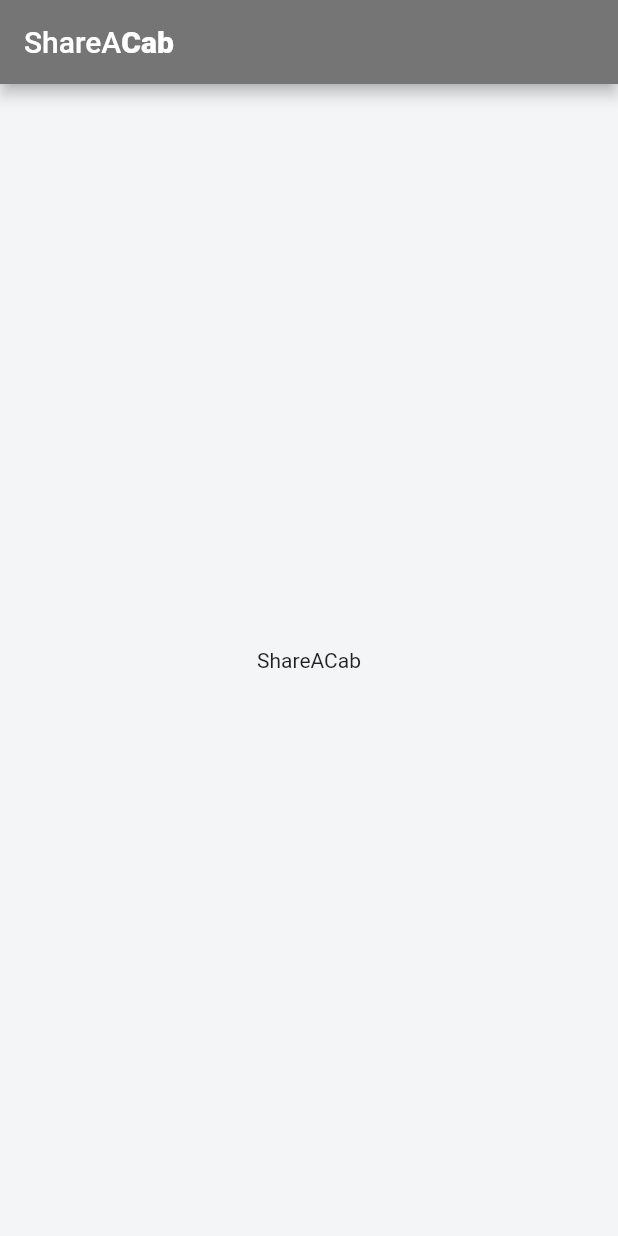
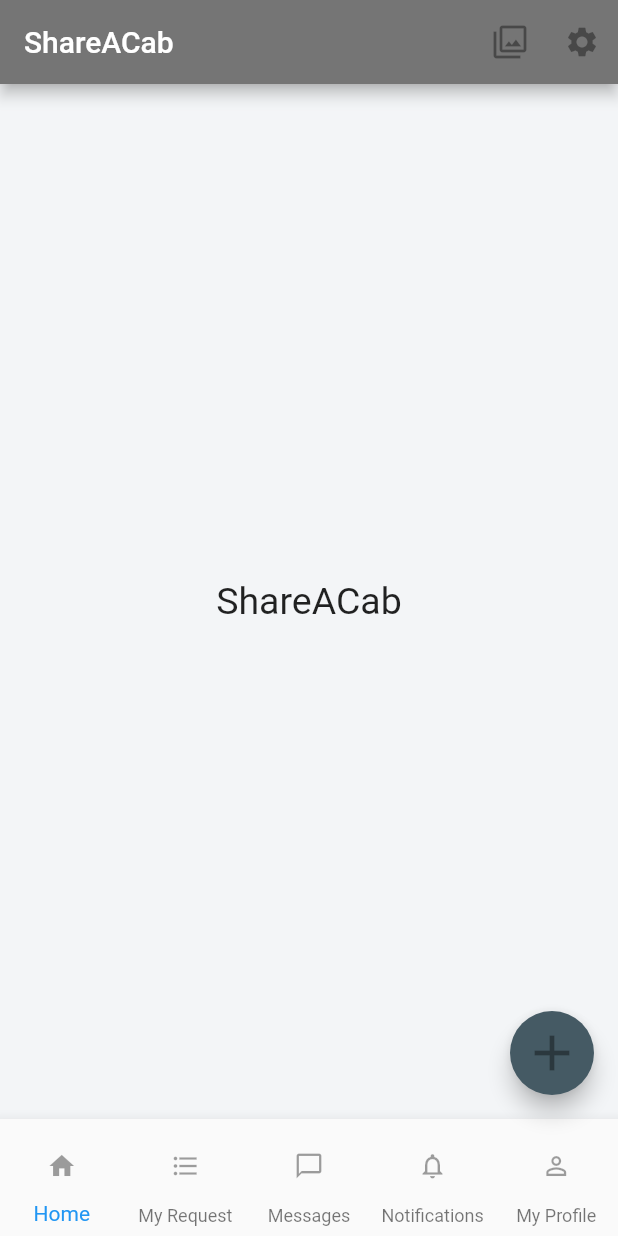
Before and after one commit to devclub-iitd/ShareACab, a Flutter app: the screen it shows after launch, on a phone screen of 412 x 824 dp. Run offline on Flutter 3.47's test engine with Material 2 defaults, Android fonts, the phone set to English and light mode, and no system bars.

Commit message:
Initialised the home screen

```diff
--- a/lib/screens/rootscreen.dart
+++ b/lib/screens/rootscreen.dart
@@ -6,13 +6,66 @@ class RootScreen extends StatefulWidget {
 }
 
 class _RootScreenState extends State<RootScreen> {
+
+  int _currentIndex=0;
   @override
   Widget build(BuildContext context) {
-    return Scaffold (
+    return Scaffold(
       appBar: AppBar(
-        title: Row(children: <Widget>[Text("ShareA"), Text("Cab", style: TextStyle(fontWeight: FontWeight.w900),)],),
+        title: new Text("ShareACab"),
+        actions: <Widget>[
+          new IconButton(
+              icon: Icon(Icons.filter),
+              color: Theme.of(context).accentColor,
+              onPressed: null),
+          new IconButton(
+              icon: Icon(Icons.settings),
+              color: Theme.of(context).accentColor,
+              onPressed: null)
+        ],
       ),
-      body: Center(child: Text("ShareACab")),
+      body: Center(
+          child: Text(
+        "ShareACab",
+        style: TextStyle(fontSize: 25.0),
+      )),
+      floatingActionButton:  FloatingActionButton(onPressed: null ,
+      child: new IconButton(icon: Icon(Icons.add, ), iconSize: 40.0, onPressed: null),),
+      bottomNavigationBar: new BottomNavigationBar(
+          currentIndex: _currentIndex,
+          type: BottomNavigationBarType.fixed,
+          iconSize: 20.0,
+          items: [
+
+        new BottomNavigationBarItem(
+            icon: new IconButton(icon: Icon(Icons.home), onPressed: null),
+            title: new Text("Home"),
+            backgroundColor: Theme.of(context).scaffoldBackgroundColor),
+        new BottomNavigationBarItem(
+            icon: new IconButton(icon: Icon(Icons.format_list_bulleted), onPressed: null),
+            title: new Text("My Request"),
+            backgroundColor: Theme.of(context).scaffoldBackgroundColor),
+        new BottomNavigationBarItem(
+
+            icon: new IconButton(icon: Icon(Icons.chat_bubble_outline), onPressed: null),
+            title: new Text("Messages"),
+            backgroundColor: Theme.of(context).scaffoldBackgroundColor),
+        new BottomNavigationBarItem(
+            icon: new IconButton(icon: Icon(Icons.notifications_none), onPressed: null),
+            title: new Text("Notifications"),
+            backgroundColor: Theme.of(context).scaffoldBackgroundColor),
+        new BottomNavigationBarItem(
+            icon: new IconButton(icon: Icon(Icons.person_outline), onPressed: null),
+            title: new Text("My Profile"),
+            backgroundColor: Theme.of(context).scaffoldBackgroundColor),
+      ],
+      onTap: (index){
+            setState(() {
+              _currentIndex = index;
+
+            });
+      },
+      ),
     );
   }
 }
```
